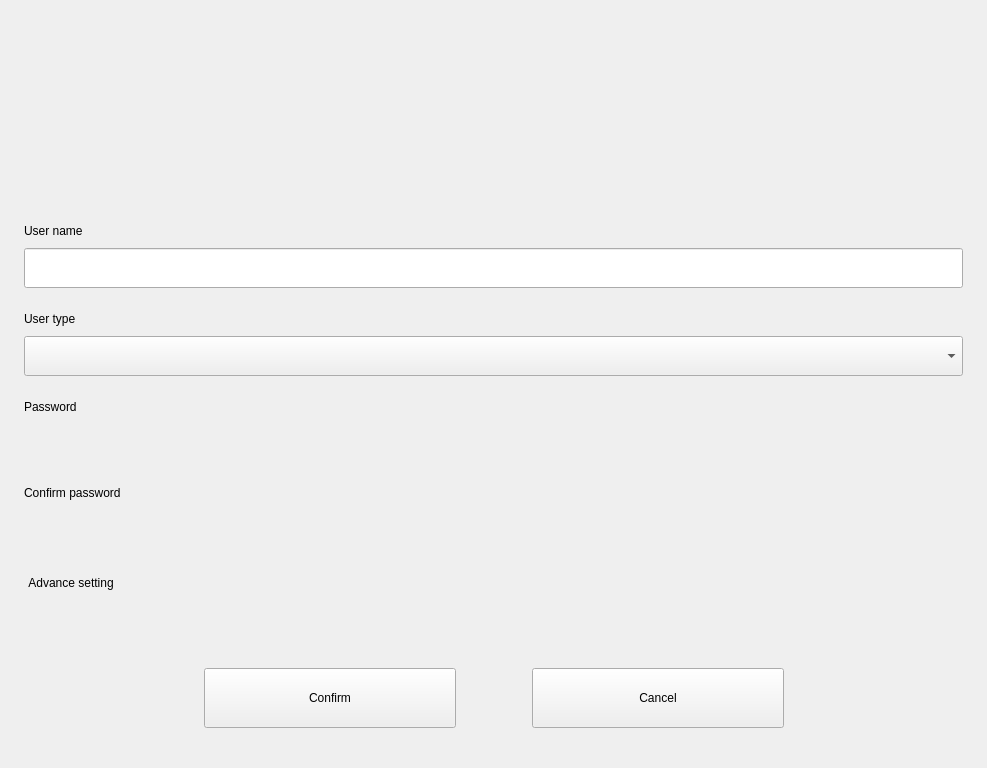
The window that plugins/account/src/pages/create-user-page/create-user-page.ui (openeuler-mirror/kiran-control-panel) describes before a commit, drawn with Qt 5.
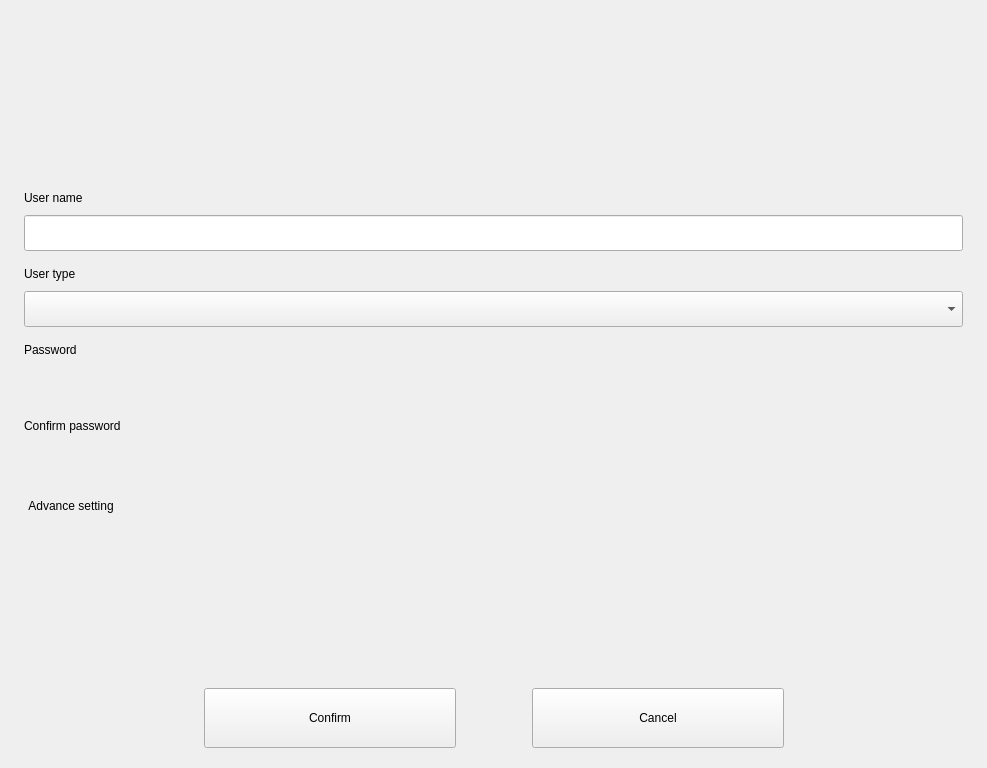
The same window after the commit. Custom widgets are drawn as their Qt base class.

```diff
--- a/plugins/account/src/pages/create-user-page/create-user-page.ui
+++ b/plugins/account/src/pages/create-user-page/create-user-page.ui
@@ -35,7 +35,7 @@
       <number>0</number>
      </property>
      <property name="topMargin">
-      <number>50</number>
+      <number>25</number>
      </property>
      <item>
       <spacer name="horizontalSpacer">
@@ -93,7 +93,7 @@
       <number>0</number>
      </property>
      <property name="topMargin">
-      <number>24</number>
+      <number>16</number>
      </property>
      <item>
       <widget class="QLabel" name="label_name">
@@ -117,13 +117,13 @@
        <property name="minimumSize">
         <size>
          <width>0</width>
-         <height>40</height>
+         <height>36</height>
         </size>
        </property>
        <property name="maximumSize">
         <size>
          <width>16777215</width>
-         <height>40</height>
+         <height>36</height>
         </size>
        </property>
        <property name="contextMenuPolicy">
@@ -139,7 +139,7 @@
       <number>0</number>
      </property>
      <property name="topMargin">
-      <number>24</number>
+      <number>16</number>
      </property>
      <item>
       <widget class="QLabel" name="label_userType">
@@ -163,13 +163,13 @@
        <property name="minimumSize">
         <size>
          <width>0</width>
-         <height>40</height>
+         <height>36</height>
         </size>
        </property>
        <property name="maximumSize">
         <size>
          <width>16777215</width>
-         <height>40</height>
+         <height>36</height>
         </size>
        </property>
       </widget>
@@ -182,7 +182,7 @@
       <number>0</number>
      </property>
      <property name="topMargin">
-      <number>24</number>
+      <number>16</number>
      </property>
      <item>
       <widget class="QLabel" name="label_passwd">
@@ -212,13 +212,13 @@
        <property name="minimumSize">
         <size>
          <width>0</width>
-         <height>38</height>
+         <height>36</height>
         </size>
        </property>
        <property name="maximumSize">
         <size>
          <width>16777215</width>
-         <height>40</height>
+         <height>36</height>
         </size>
        </property>
       </widget>
@@ -231,7 +231,7 @@
       <number>0</number>
      </property>
      <property name="topMargin">
-      <number>24</number>
+      <number>16</number>
      </property>
      <item>
       <widget class="QLabel" name="label_confirmPasswd">
@@ -261,13 +261,13 @@
        <property name="minimumSize">
         <size>
          <width>0</width>
-         <height>38</height>
+         <height>36</height>
         </size>
        </property>
        <property name="maximumSize">
         <size>
          <width>16777215</width>
-         <height>40</height>
+         <height>36</height>
         </size>
        </property>
       </widget>
@@ -280,7 +280,7 @@
       <number>0</number>
      </property>
      <property name="topMargin">
-      <number>24</number>
+      <number>16</number>
      </property>
      <property name="bottomMargin">
       <number>10</number>
@@ -344,7 +344,7 @@
       <number>0</number>
      </property>
      <property name="bottomMargin">
-      <number>40</number>
+      <number>20</number>
      </property>
      <item>
       <spacer name="horizontalSpacer_4">
```
